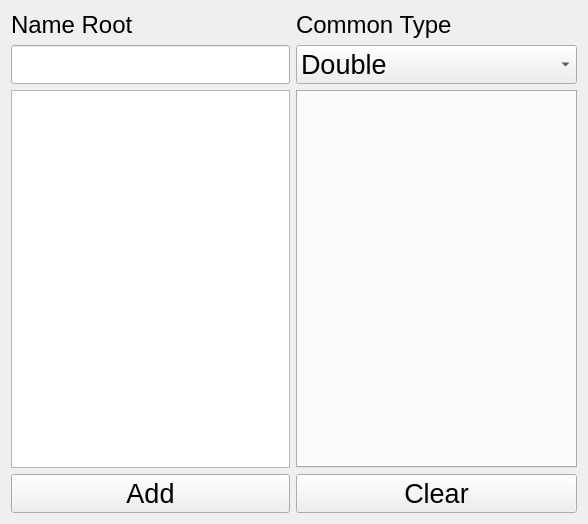
Qt form Inc/MultiVarCreator.ui (FRC-836/QCP_File_Creator) before a commit.
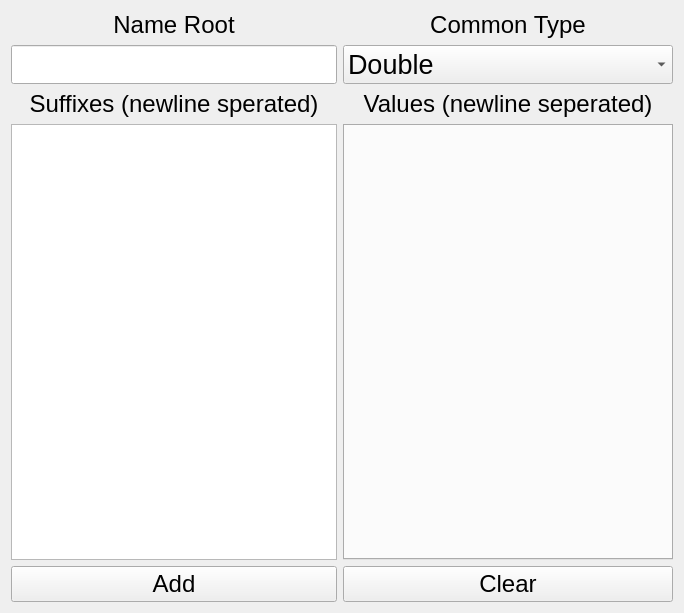
The same form after that commit.

```diff
--- a/Inc/MultiVarCreator.ui
+++ b/Inc/MultiVarCreator.ui
@@ -1,32 +1,21 @@
 <?xml version="1.0" encoding="UTF-8"?>
 <ui version="4.0">
- <class>Form</class>
- <widget class="QWidget" name="Form">
-  <property name="enabled">
-   <bool>true</bool>
-  </property>
+ <class>MultiVarCreator</class>
+ <widget class="QWidget" name="MultiVarCreator">
   <property name="geometry">
    <rect>
     <x>0</x>
     <y>0</y>
-    <width>588</width>
-    <height>524</height>
+    <width>684</width>
+    <height>613</height>
    </rect>
   </property>
-  <property name="minimumSize">
-   <size>
-    <width>588</width>
-    <height>524</height>
-   </size>
-  </property>
   <property name="windowTitle">
    <string>Form</string>
   </property>
   <layout class="QGridLayout" name="gridLayout">
    <item row="0" column="0">
-    <layout class="QGridLayout" name="gridLayout_2">
-     <item row="0" column="1">
-      <widget class="QLabel" name="label">
+    <widget class="QLabel" name="lblRoot">
        <property name="font">
         <font>
          <pointsize>18</pointsize>
@@ -35,19 +24,13 @@
        <property name="text">
         <string>Name Root</string>
        </property>
-      </widget>
-     </item>
-     <item row="2" column="1">
-      <widget class="QLineEdit" name="lineEdit">
-       <property name="font">
-        <font>
-         <pointsize>20</pointsize>
-        </font>
+     <property name="alignment">
+      <set>Qt::AlignCenter</set>
        </property>
       </widget>
      </item>
-     <item row="0" column="2">
-      <widget class="QLabel" name="label_2">
+   <item row="0" column="1">
+    <widget class="QLabel" name="lblType">
        <property name="font">
         <font>
          <pointsize>18</pointsize>
@@ -56,22 +39,64 @@
        <property name="text">
         <string>Common Type</string>
        </property>
+     <property name="alignment">
+      <set>Qt::AlignCenter</set>
+     </property>
+    </widget>
+   </item>
+   <item row="2" column="0">
+    <widget class="QLabel" name="lblSuffixes">
+     <property name="font">
+      <font>
+       <pointsize>18</pointsize>
+      </font>
+     </property>
+     <property name="text">
+      <string>Suffixes (newline sperated)</string>
+     </property>
+     <property name="alignment">
+      <set>Qt::AlignCenter</set>
+     </property>
+    </widget>
+   </item>
+   <item row="3" column="0">
+    <widget class="QTextEdit" name="txtSuffixes">
+     <property name="font">
+      <font>
+       <pointsize>20</pointsize>
+      </font>
+     </property>
+    </widget>
+   </item>
+   <item row="2" column="1">
+    <widget class="QLabel" name="lblValues">
+     <property name="font">
+      <font>
+       <pointsize>18</pointsize>
+      </font>
+     </property>
+     <property name="text">
+      <string>Values (newline seperated)</string>
+     </property>
+     <property name="alignment">
+      <set>Qt::AlignCenter</set>
+     </property>
       </widget>
      </item>
      <item row="3" column="1">
-      <widget class="QTextEdit" name="textEdit">
+    <widget class="QTabWidget" name="tabValues">
        <property name="font">
         <font>
-         <pointsize>20</pointsize>
+       <pointsize>10</pointsize>
         </font>
        </property>
       </widget>
      </item>
-     <item row="2" column="2">
-      <widget class="QComboBox" name="comboBox">
+   <item row="1" column="1">
+    <widget class="QComboBox" name="cmbType">
        <property name="minimumSize">
         <size>
-         <width>281</width>
+       <width>330</width>
          <height>20</height>
         </size>
        </property>
@@ -92,18 +117,20 @@
        </item>
       </widget>
      </item>
-     <item row="3" column="2">
-      <widget class="QTabWidget" name="tabWidget">
-       <property name="currentIndex">
-        <number>-1</number>
-       </property>
-      </widget>
-     </item>
-     <item row="4" column="1">
-      <widget class="QPushButton" name="pushButton">
+   <item row="1" column="0">
+    <widget class="QLineEdit" name="lneRoot">
        <property name="font">
         <font>
          <pointsize>20</pointsize>
+      </font>
+     </property>
+    </widget>
+   </item>
+   <item row="4" column="0">
+    <widget class="QPushButton" name="btnAdd">
+     <property name="font">
+      <font>
+       <pointsize>18</pointsize>
         </font>
        </property>
        <property name="text">
@@ -111,19 +138,17 @@
        </property>
       </widget>
      </item>
-     <item row="4" column="2">
-      <widget class="QPushButton" name="pushButton_2">
+   <item row="4" column="1">
+    <widget class="QPushButton" name="btnClear">
        <property name="font">
         <font>
-         <pointsize>20</pointsize>
+       <pointsize>18</pointsize>
         </font>
        </property>
        <property name="text">
         <string>Clear</string>
        </property>
       </widget>
-     </item>
-    </layout>
    </item>
   </layout>
  </widget>
```
Left out of the diff: 4 changed lines with no effect on the pictures. Lines whose indentation alone changed are shown as unchanged.
